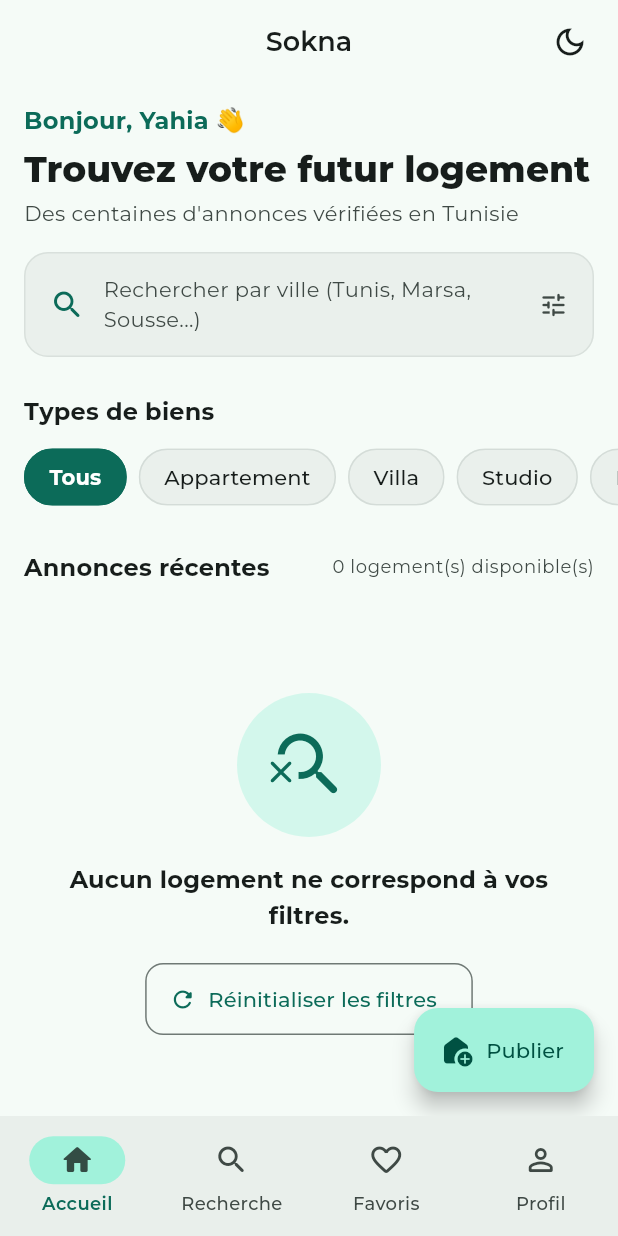
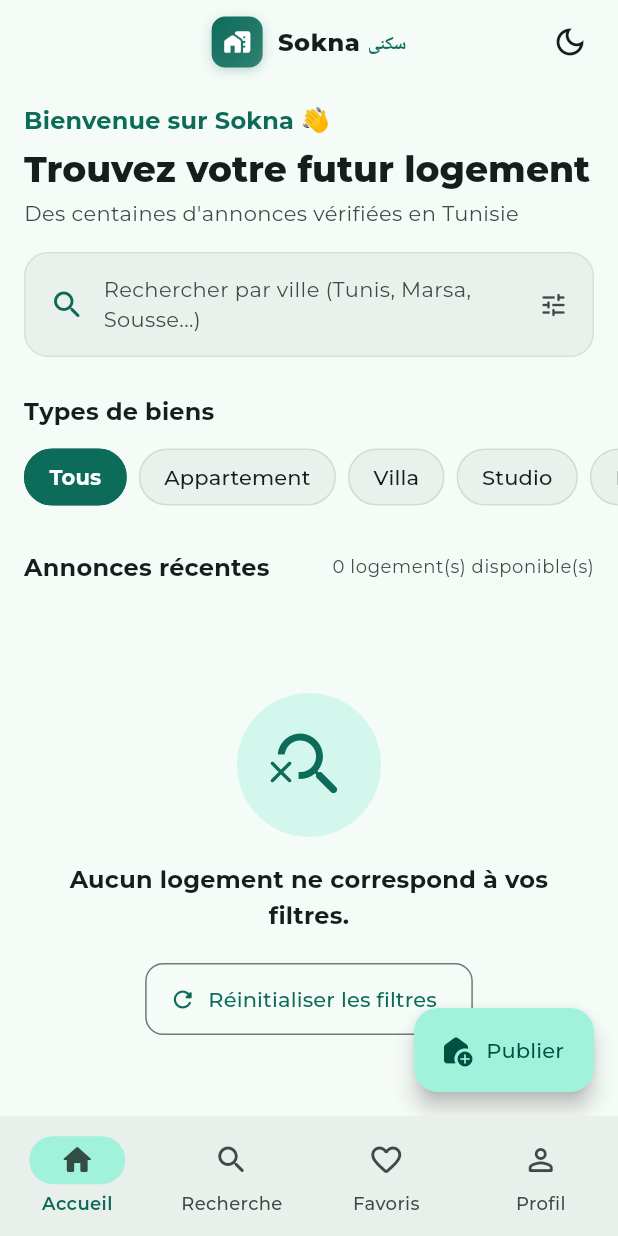
Before and after one commit to yahiachokri928-hash/Sokna, a Flutter app: the screen it shows after launch, on a phone screen of 412 x 824 dp. Run offline on Flutter 3.47's test engine with Material 3 defaults, Android fonts, the phone set to English and light mode, and no system bars; our stand-ins replace cloud_firestore, dartz, equatable, firebase_auth, firebase_core, flutter_bloc and 5 more; accounts and stored records are empty.

Commit message:
fix(ui-ux): dynamic home greeting, house brand logo, auto-dismissing guest snackbar and clean guest profile

```diff
--- a/lib/core/strings/messages.dart
+++ b/lib/core/strings/messages.dart
@@ -3,6 +3,7 @@
 // Centralized UI and validation messages in SCREAMING_SNAKE_CASE (ENF1, ENF2)
 
 const String APP_TITLE = "Sokna";
+const String APP_ARABIC_NAME = "سكنى";
 const String APP_SUBTITLE = "Location immobilière en Tunisie";
 
 // Navigation bar items
@@ -13,6 +14,8 @@ const String NAV_PROFILE = "Profil";
 const String NAV_POST = "Publier";
 
 // Home screen
+const String HOME_GUEST_GREETING = "Bienvenue sur Sokna 👋";
+const String HOME_USER_GREETING_PREFIX = "Bonjour, ";
 const String HOME_USER_GREETING = "Bonjour, Yahia 👋";
 const String HOME_GREETING_TITLE = "Trouvez votre futur logement";
 const String HOME_GREETING_SUBTITLE = "Des centaines d'annonces vérifiées en Tunisie";
--- /dev/null
+++ b/lib/core/widgets/sokna_logo.dart
@@ -0,0 +1,147 @@
+import 'package:flutter/material.dart';
+
+import '../strings/messages.dart';
+
+class SoknaLogo extends StatelessWidget {
+  final bool isCompact;
+  final double? size;
+
+  const SoknaLogo({
+    super.key,
+    this.isCompact = false,
+    this.size,
+  });
+
+  @override
+  Widget build(BuildContext context) {
+    final theme = Theme.of(context);
+    final primaryColor = theme.colorScheme.primary;
+
+    if (isCompact) {
+      final double compactDimension = size ?? 34.0;
+      return Row(
+        mainAxisSize: MainAxisSize.min,
+        children: [
+          Container(
+            width: compactDimension,
+            height: compactDimension,
+            decoration: BoxDecoration(
+              gradient: LinearGradient(
+                colors: [
+                  primaryColor,
+                  primaryColor.withValues(alpha: 0.8),
+                ],
+                begin: Alignment.topLeft,
+                end: Alignment.bottomRight,
+              ),
+              borderRadius: BorderRadius.circular(9.0),
+              boxShadow: [
+                BoxShadow(
+                  color: primaryColor.withValues(alpha: 0.25),
+                  blurRadius: 6.0,
+                  offset: const Offset(0, 2),
+                ),
+              ],
+            ),
+            child: Icon(
+              Icons.home_work_rounded,
+              color: Colors.white,
+              size: compactDimension * 0.55,
+            ),
+          ),
+          const SizedBox(width: 10.0),
+          Row(
+            mainAxisSize: MainAxisSize.min,
+            crossAxisAlignment: CrossAxisAlignment.baseline,
+            textBaseline: TextBaseline.alphabetic,
+            children: [
+              Text(
+                APP_TITLE,
+                style: theme.textTheme.titleMedium?.copyWith(
+                  fontWeight: FontWeight.w800,
+                  letterSpacing: 0.4,
+                  color: theme.colorScheme.onSurface,
+                ),
+              ),
+              const SizedBox(width: 5.0),
+              Text(
+                APP_ARABIC_NAME,
+                style: theme.textTheme.labelMedium?.copyWith(
+                  fontWeight: FontWeight.bold,
+                  color: primaryColor,
+                ),
+              ),
+            ],
+          ),
+        ],
+      );
+    }
+
+    final double emblemDimension = size ?? 72.0;
+
+    return Column(
+      mainAxisSize: MainAxisSize.min,
+      children: [
+        Container(
+          width: emblemDimension,
+          height: emblemDimension,
+          decoration: BoxDecoration(
+            gradient: LinearGradient(
+              colors: [
+                primaryColor,
+                theme.colorScheme.primaryContainer,
+              ],
+              begin: Alignment.topLeft,
+              end: Alignment.bottomRight,
+            ),
+            borderRadius: BorderRadius.circular(emblemDimension * 0.28),
+            boxShadow: [
+              BoxShadow(
+                color: primaryColor.withValues(alpha: 0.3),
+                blurRadius: 16.0,
+                offset: const Offset(0, 6),
+              ),
+            ],
+          ),
+          child: Icon(
+            Icons.home_work_rounded,
+            color: Colors.white,
+            size: emblemDimension * 0.52,
+          ),
+        ),
+        const SizedBox(height: 14.0),
+        Row(
+          mainAxisSize: MainAxisSize.min,
+          crossAxisAlignment: CrossAxisAlignment.baseline,
+          textBaseline: TextBaseline.alphabetic,
+          children: [
+            Text(
+              APP_TITLE,
+              style: theme.textTheme.headlineMedium?.copyWith(
+                fontWeight: FontWeight.w900,
+                letterSpacing: 0.8,
+                color: primaryColor,
+              ),
+            ),
+            const SizedBox(width: 8.0),
+            Text(
+              APP_ARABIC_NAME,
+              style: theme.textTheme.titleLarge?.copyWith(
+                fontWeight: FontWeight.bold,
+                color: theme.colorScheme.secondary,
+              ),
+            ),
+          ],
+        ),
+        const SizedBox(height: 4.0),
+        Text(
+          APP_SUBTITLE,
+          style: theme.textTheme.bodySmall?.copyWith(
+            color: theme.colorScheme.onSurfaceVariant,
+            fontWeight: FontWeight.w500,
+          ),
+        ),
+      ],
+    );
+  }
+}
--- a/lib/features/listings/presentation/screens/home_screen.dart
+++ b/lib/features/listings/presentation/screens/home_screen.dart
@@ -6,6 +6,8 @@ import '../../../../core/router/routes.dart';
 import '../../../../core/strings/messages.dart';
 import '../../../../core/utils/snack_bar_message.dart';
 import '../../../../core/widgets/loading_widget.dart';
+import '../../../../core/widgets/sokna_logo.dart';
+import '../../../auth/presentation/blocs/auth/auth_bloc.dart';
 import '../../../favorites/presentation/blocs/saved_listings/saved_listings_bloc.dart';
 import '../blocs/listings/listings_bloc.dart';
 import '../widgets/category_filter_bar.dart';
@@ -22,7 +24,7 @@ class HomeScreen extends StatelessWidget {
 
     return Scaffold(
       appBar: AppBar(
-        title: const Text(APP_TITLE),
+        title: const SoknaLogo(isCompact: true),
         actions: const [
           ToolbarActionThemeWidget(),
           SizedBox(width: 8.0),
@@ -53,12 +55,70 @@ class HomeScreen extends StatelessWidget {
                 child: Column(
                   crossAxisAlignment: CrossAxisAlignment.start,
                   children: [
-                    Text(
-                      HOME_USER_GREETING,
-                      style: theme.textTheme.titleMedium?.copyWith(
-                        color: theme.colorScheme.primary,
-                        fontWeight: FontWeight.bold,
-                      ),
+                    BlocBuilder<AuthBloc, AuthState>(
+                      builder: (context, authState) {
+                        if (authState is AuthenticatedState) {
+                          final user = authState.user;
+                          final displayName = (user.name != null && user.name!.trim().isNotEmpty)
+                              ? user.name!.trim()
+                              : (user.email != null && user.email!.isNotEmpty
+                                  ? user.email!.split('@').first
+                                  : 'Utilisateur');
+                          final role = user.role.isNotEmpty ? user.role : AUTH_ROLE_TENANT;
+
+                          return Row(
+                            children: [
+                              Expanded(
+                                child: Text(
+                                  '$HOME_USER_GREETING_PREFIX$displayName 👋',
+                                  style: theme.textTheme.titleMedium?.copyWith(
+                                    color: theme.colorScheme.primary,
+                                    fontWeight: FontWeight.bold,
+                                  ),
+                                  maxLines: 1,
+                                  overflow: TextOverflow.ellipsis,
+                                ),
+                              ),
+                              const SizedBox(width: 8.0),
+                              Container(
+                                padding: const EdgeInsets.symmetric(horizontal: 10.0, vertical: 4.0),
+                                decoration: BoxDecoration(
+                                  color: theme.colorScheme.primaryContainer,
+                                  borderRadius: BorderRadius.circular(20.0),
+                                ),
+                                child: Row(
+                                  mainAxisSize: MainAxisSize.min,
+                                  children: [
+                                    Icon(
+                                      role == AUTH_ROLE_OWNER || role == AUTH_ROLE_LANDLORD
+                                          ? Icons.home_work_rounded
+                                          : Icons.person_rounded,
+                                      size: 14.0,
+                                      color: theme.colorScheme.primary,
+                                    ),
+                                    const SizedBox(width: 4.0),
+                                    Text(
+                                      role,
+                                      style: theme.textTheme.labelSmall?.copyWith(
+                                        color: theme.colorScheme.primary,
+                                        fontWeight: FontWeight.bold,
+                                      ),
+                                    ),
+                                  ],
+                                ),
+                              ),
+                            ],
+                          );
+                        }
+
+                        return Text(
+                          HOME_GUEST_GREETING,
+                          style: theme.textTheme.titleMedium?.copyWith(
+                            color: theme.colorScheme.primary,
+                            fontWeight: FontWeight.bold,
+                          ),
+                        );
+                      },
                     ),
                     const SizedBox(height: 4.0),
                     Text(
--- a/lib/features/listings/presentation/screens/listing_detail_screen.dart
+++ b/lib/features/listings/presentation/screens/listing_detail_screen.dart
@@ -331,11 +331,7 @@ class _ListingDetailScreenState extends State<ListingDetailScreen> {
                                   onPressed: () {
                                     final authState = context.read<AuthBloc>().state;
                                     if (authState is! AuthenticatedState) {
-                                      SnackBarMessage.showAuthRequiredSnackBar(
-                                        context: context,
-                                        message: FAVORITES_GUEST_SNACKBAR_MESSAGE,
-                                        onAction: () => context.push(AppRoutes.login),
-                                      );
+                                      showGuestAuthSnackBar(context, FAVORITES_GUEST_SNACKBAR_MESSAGE);
                                       return;
                                     }
 
```
Also changed, not shown: lib/core/widgets/guest_auth_prompt.dart (+28 -0 lines), lib/features/auth/presentation/screens/login_screen.dart (+2 -14 lines), lib/features/auth/presentation/screens/profile_screen.dart (+3 -10 lines), lib/features/auth/presentation/screens/register_screen.dart (+2 -14 lines), lib/features/listings/presentation/widgets/listing_card.dart (+2 -8 lines), 4 other files.
